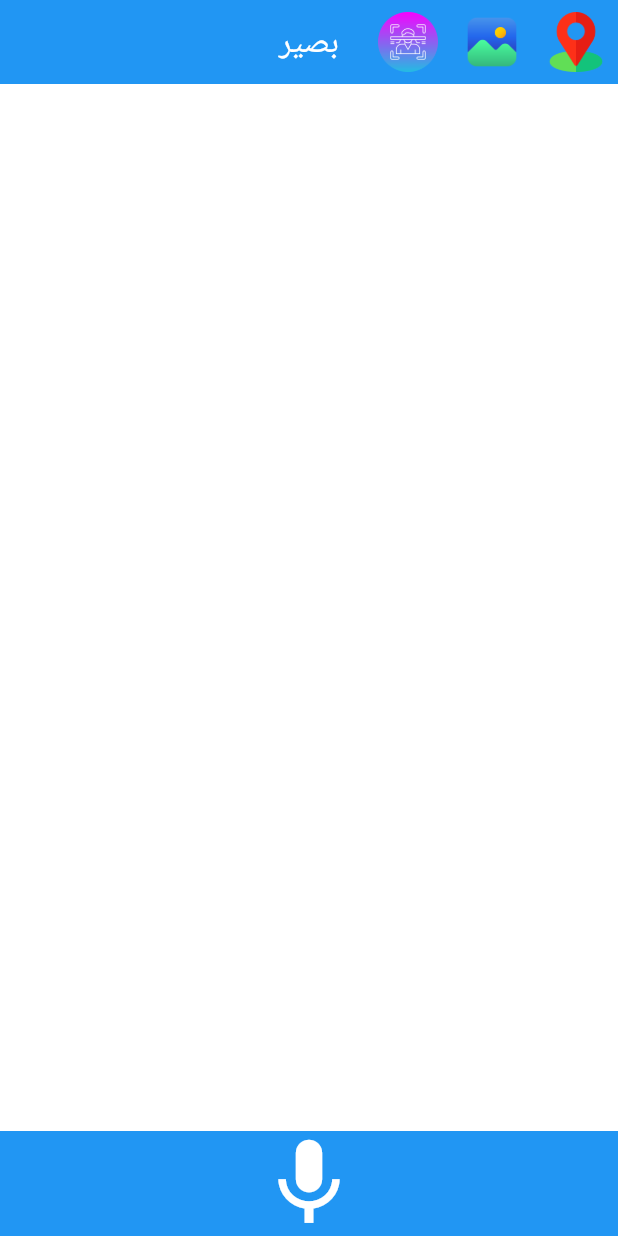
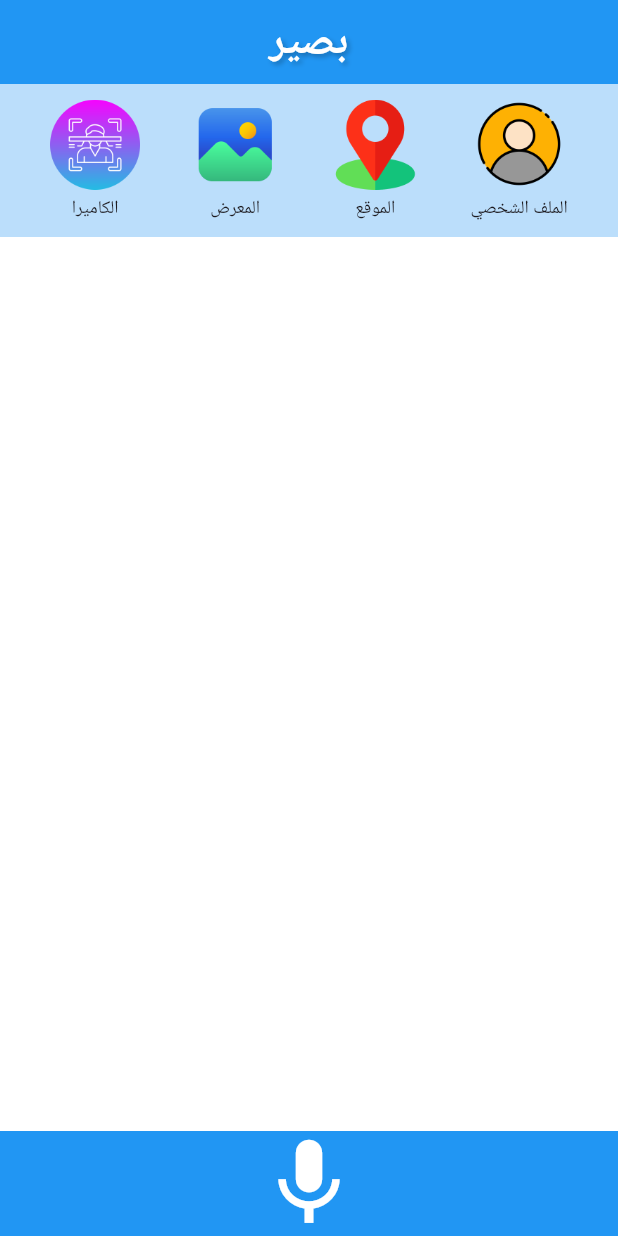
Before and after one commit to Asemgado/Baseer-app, a Flutter app: the screen it shows after launch, on a phone screen of 412 x 824 dp. Run offline on Flutter 3.47's test engine with Material 3 defaults, Android fonts, the phone set to English and light mode, and no system bars; our stand-ins replace flutter_tts, geolocator, image_picker, speech_to_text; Roboto replaces fonts that are missing (Cairo).

Commit message:
add profile file and add icon and improve ui

```diff
--- a/lib/screens/chat_screen.dart
+++ b/lib/screens/chat_screen.dart
@@ -1,6 +1,7 @@
 import 'dart:convert';
 import 'dart:developer';
 import 'dart:io';
+import 'package:baseer/widgets/profile.dart';
 import 'package:flutter/material.dart';
 import 'package:image_picker/image_picker.dart';
 import 'package:flutter_tts/flutter_tts.dart';
@@ -144,7 +145,7 @@ class _ChatScreenState extends State<ChatScreen> {
 
   Future<void> _launchPhone(String phone) async {
     try {
-      final url = 'tel:+201007504615';
+      final url = 'tel:+201010707164';
       if (await canLaunchUrlString(url)) {
         await launchUrlString(url);
       } else {
@@ -249,40 +250,110 @@ class _ChatScreenState extends State<ChatScreen> {
       appBar: AppBar(
         title: const Text(
           "بصير",
-          style: TextStyle(color: Colors.white),
+          style: TextStyle(
+            color: Colors.white, // لون النص
+            fontSize: 28, // حجم الخط
+            fontWeight: FontWeight.bold, // وزن الخط
+            fontFamily:
+                'Cairo', // يمكنك استخدام خط مخصص إذا كنت قد أضفته إلى المشروع
+            shadows: [
+              Shadow(
+                offset: Offset(2, 2), // اتجاه الظل
+                color: Colors.black26, // لون الظل
+                blurRadius: 4, // شدة التمويه للظل
+              ),
+            ],
+          ),
+          // "بصير",
+          // style: TextStyle(color: Colors.white),
         ),
         backgroundColor: Colors.blue,
         shadowColor: Colors.transparent,
         centerTitle: true,
-        actions: [
-          IconButton(
-            //icon: const Icon(Icons.camera_alt, color: Colors.white),
-            icon: Image.asset('assets/scanner.png'),
-            onPressed: () => _handleImagePicking(
+      ),
+      body: Column(
+        children: [
+          // الشريط المخصص للأيقونات
+          Container(
+            color: Colors.blue.shade100, // لون الخلفية للشريط
+            padding: const EdgeInsets.symmetric(vertical: 10),
+            child: Row(
+              mainAxisAlignment: MainAxisAlignment.spaceEvenly,
+              children: [
+                GestureDetector(
+                  onTap: () => _handleImagePicking(
                     ImageSource.camera,
                     'ماذا يوجد في الصورة ؟',
                   ),
+                  child: Column(
+                    children: [
+                      Image.asset(
+                        'assets/scanner.png',
+                        width: 60, // حجم الأيقونة
+                        height: 60,
                       ),
-          IconButton(
-            // icon: const Icon(
-            //   Icons.image,
-            //   color: Colors.white,
-            // ),
-            icon: Image.asset('assets/picture.png'),
-            onPressed: () => _handleImagePicking(
+                      const SizedBox(height: 4),
+                      const Text("الكاميرا", style: TextStyle(fontSize: 12)),
+                    ],
+                  ),
+                ),
+                GestureDetector(
+                  onTap: () => _handleImagePicking(
                     ImageSource.gallery,
                     'ماذا يوجد في الصورة ؟',
                   ),
+                  child: Column(
+                    children: [
+                      Image.asset(
+                        'assets/picture.png',
+                        width: 60,
+                        height: 60,
                       ),
-          IconButton(
-            //  icon: const Icon(Icons.location_on, color: Colors.white),
-            icon: Image.asset('assets/location.png'),
-            onPressed: _handleLocationRequest,
+                      const SizedBox(height: 4),
+                      const Text("المعرض", style: TextStyle(fontSize: 12)),
+                    ],
+                  ),
+                ),
+                GestureDetector(
+                  onTap: _handleLocationRequest,
+                  child: Column(
+                    children: [
+                      Image.asset(
+                        'assets/location.png',
+                        width: 60,
+                        height: 60,
+                      ),
+                      const SizedBox(height: 4),
+                      const Text("الموقع", style: TextStyle(fontSize: 12)),
+                    ],
+                  ),
+                ),
+                GestureDetector(
+                  onTap: () {
+                    Navigator.push(
+                      context,
+                      MaterialPageRoute(
+                        builder: (context) => PersonalInfoPage(),
+                      ),
+                    );
+                  },
+                  child: Column(
+                    children: [
+                      Image.asset(
+                        'assets/profile.png',
+                        width: 60,
+                        height: 60,
+                      ),
+                      const SizedBox(height: 4),
+                      const Text("الملف الشخصي",
+                          style: TextStyle(fontSize: 12)),
+                    ],
+                  ),
                 ),
               ],
             ),
-      body: Column(
-        children: [
+          ),
+          // باقي محتويات الصفحة
           Expanded(
             child: ListView.builder(
               itemCount: _messages.length,
--- a/pubspec.yaml
+++ b/pubspec.yaml
@@ -64,6 +64,7 @@ flutter:
     - assets/location.png
     - assets/scanner.png
     - assets/picture.png
+    - assets/profile.png
   #   - images/a_dot_burr.jpeg
   #   - images/a_dot_ham.jpeg
 
```
Also changed, not shown: lib/widgets/profile.dart (added, +239 -0 lines), assets/profile.png (added). Lines whose indentation alone changed are shown as unchanged.
